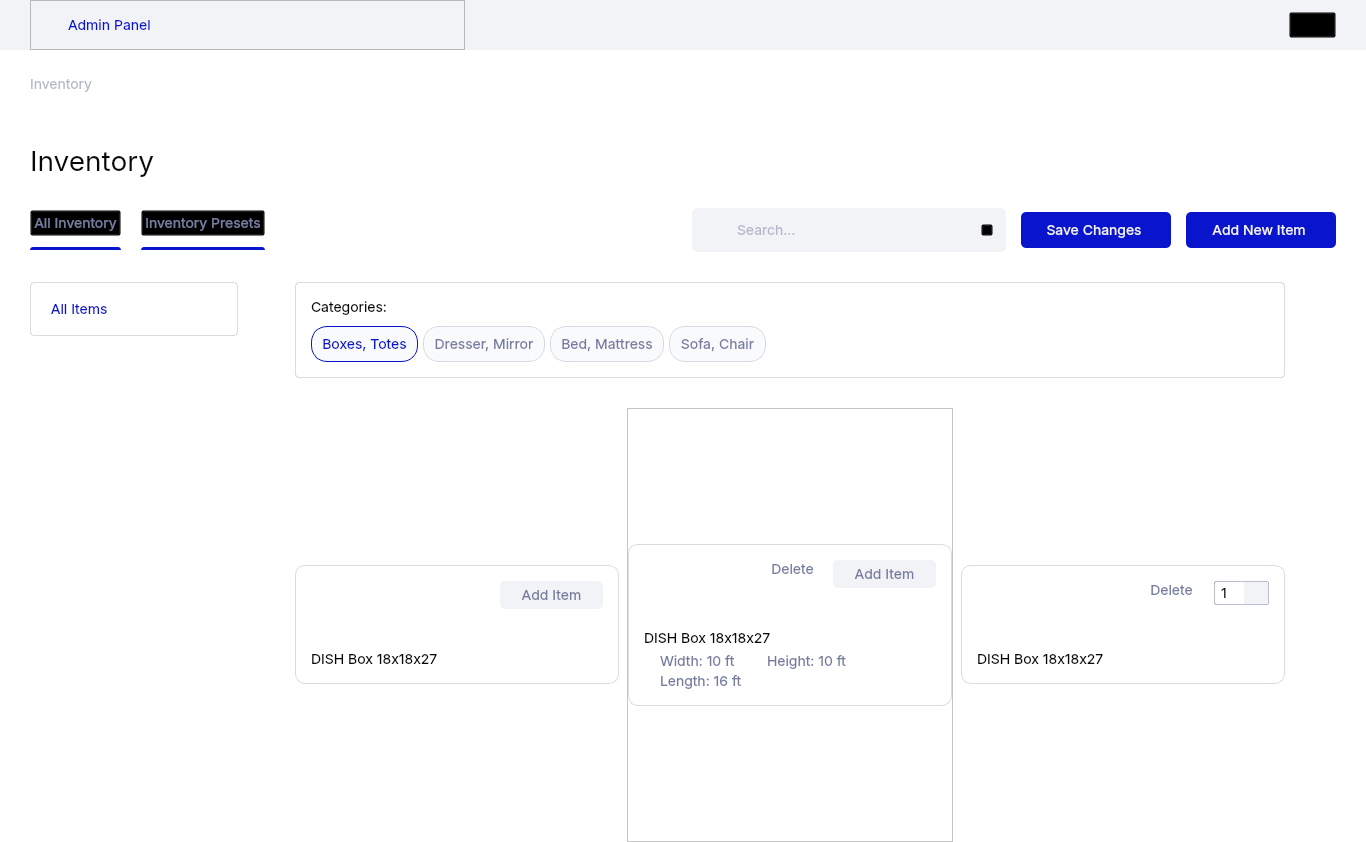
First picture: the form in resources/main_window.ui, repository dmitry-vokhmin/Moving_Calc_GUI, before the edit.
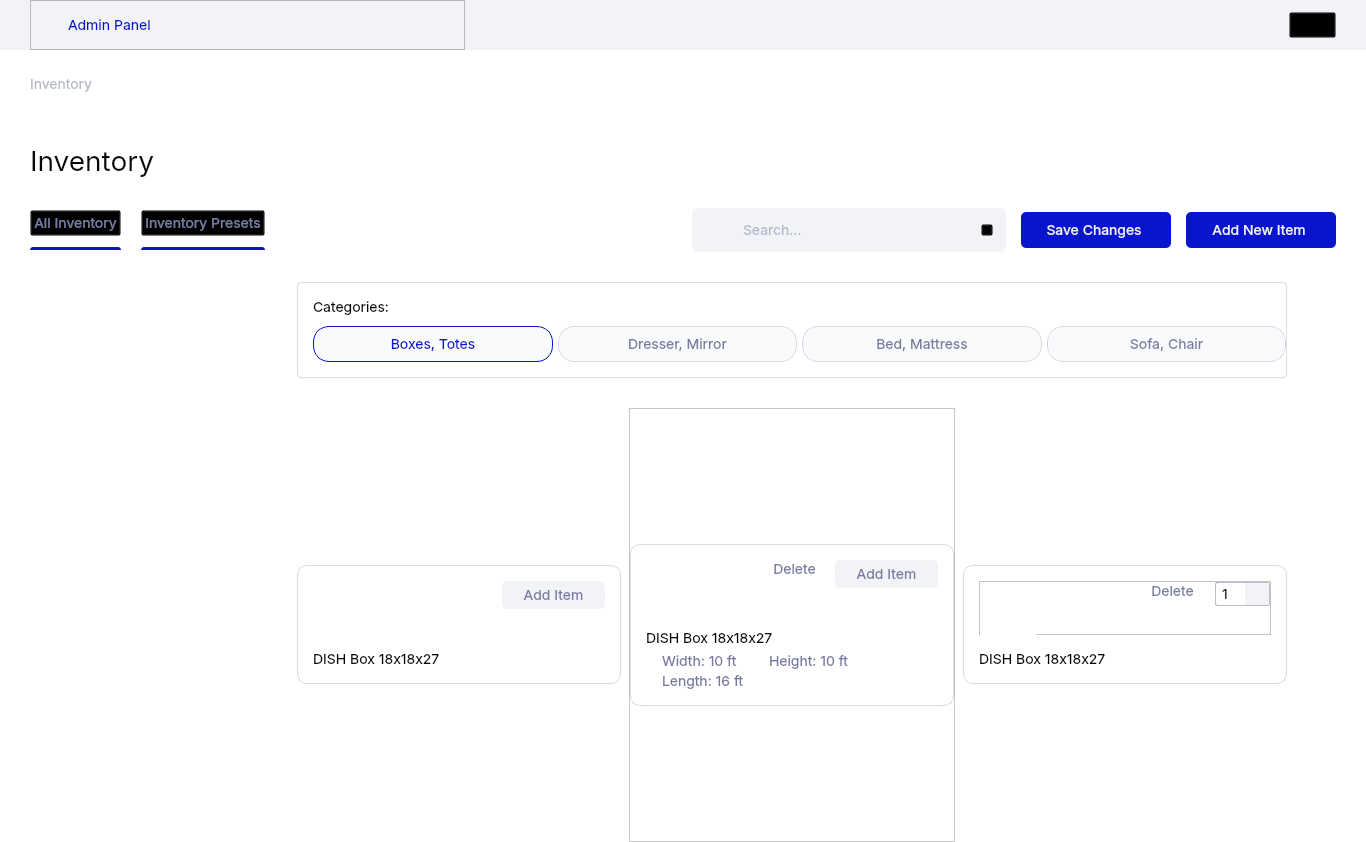
Second picture: the form after the edit. The open tabs and pages were chosen to show the change. Icons and pictures are not drawn.

Commit message: inventory page

Patch:
```diff
--- a/resources/main_window.ui
+++ b/resources/main_window.ui
@@ -5597,8 +5597,14 @@
                          <widget class="QLabel" name="inventory_search_label">
                           <property name="minimumSize">
                            <size>
-                            <width>18</width>
-                            <height>18</height>
+                            <width>24</width>
+                            <height>24</height>
+                           </size>
+                          </property>
+                          <property name="maximumSize">
+                           <size>
+                            <width>24</width>
+                            <height>24</height>
                            </size>
                           </property>
                           <property name="styleSheet">
@@ -5769,7 +5775,7 @@
                    <number>0</number>
                   </property>
                   <property name="rightMargin">
-                   <number>51</number>
+                   <number>49</number>
                   </property>
                   <property name="bottomMargin">
                    <number>0</number>
@@ -5788,6 +5794,11 @@
 
 QPushButton:hover {
 	border: 0.5px solid #0915CC;
+}
+
+QPushButton:checked {
+	border: 0.5px solid #0915CC;
+	background: #F9FAFB;
 }</string>
                     </property>
                     <property name="currentIndex">
@@ -6026,6 +6037,12 @@
                           </property>
                           <item>
                            <widget class="QFrame" name="inventory_preset_frame_2">
+                            <property name="minimumSize">
+                             <size>
+                              <width>217</width>
+                              <height>0</height>
+                             </size>
+                            </property>
                             <property name="frameShape">
                              <enum>QFrame::NoFrame</enum>
                             </property>
@@ -6072,40 +6089,6 @@
                                 <property name="bottomMargin">
                                  <number>0</number>
                                 </property>
-                                <item>
-                                 <widget class="QPushButton" name="pushButton">
-                                  <property name="minimumSize">
-                                   <size>
-                                    <width>208</width>
-                                    <height>54</height>
-                                   </size>
-                                  </property>
-                                  <property name="maximumSize">
-                                   <size>
-                                    <width>208</width>
-                                    <height>54</height>
-                                   </size>
-                                  </property>
-                                  <property name="cursor">
-                                   <cursorShape>PointingHandCursor</cursorShape>
-                                  </property>
-                                  <property name="styleSheet">
-                                   <string notr="true"/>
-                                  </property>
-                                  <property name="text">
-                                   <string>  All Items</string>
-                                  </property>
-                                  <property name="iconSize">
-                                   <size>
-                                    <width>20</width>
-                                    <height>20</height>
-                                   </size>
-                                  </property>
-                                  <property name="checkable">
-                                   <bool>true</bool>
-                                  </property>
-                                 </widget>
-                                </item>
                                </layout>
                               </widget>
                              </item>
@@ -6122,6 +6105,60 @@
                   </item>
                   <item>
                    <widget class="QFrame" name="inventory_content_frame">
+                    <property name="styleSheet">
+                     <string notr="true">QComboBox {
+	color: #070808;
+	font-size: 14px;
+	border: 0.5px solid rgba(117, 124, 159, 0.5);
+	border-radius: 2px;
+	padding-left: 6px;
+	padding-right: 15px;
+}
+
+QComboBox:hover {
+	border: 0.5px solid #0915CC;
+}
+
+QComboBox::down-arrow {
+    image: url(:/image/arrow_drop_down_inventory_default.svg);
+}
+
+QComboBox::down-arrow:hover{
+    image: url(:/image/arrow_drop_down_inventory_hover.svg);
+}
+
+QComboBox::drop-down {
+	background: #F2F3F6;
+	width: 24px;
+}
+
+
+QComboBox QAbstractItemView
+{
+	background: #F9FAFB;
+	padding-left: 7px;
+	padding-right: 7px;
+    border: 0.5px solid rgba(181, 184, 199, 0.5);
+	border-radius: 8px;
+	font-size: 14px;
+	outline: 0;
+}
+
+
+QComboBox QAbstractItemView::item { 
+	min-height: 20px;
+	padding-left: 15px;
+	background: #F9FAFB;
+	color: #070808;
+}
+
+QListView::item:selected { 
+	color: #0915CC; 
+	background-color: #F2F3F6; 
+	border-radius: 4px;
+}
+</string>
+                    </property>
                     <property name="frameShape">
                      <enum>QFrame::NoFrame</enum>
                     </property>
@@ -6156,6 +6193,35 @@
                         <string notr="true">.QFrame {
 	border: 0.5px solid rgba(181, 184, 199, 0.5);
 	border-radius: 4px;
+}
+
+QLabel {
+	color: #070808;
+	font-size: 14px;
+}
+
+QPushButton {
+	border: 0.5px solid rgba(181, 184, 199, 0.5);
+	border-radius: 16px;	
+	padding-left: 10px;
+	padding-right: 10px;
+	padding-top: 8px;
+	padding-bottom: 8px;
+	color: #757C9F;
+	font-size: 14px;
+	qproperty-icon: url(:/image/check_icon_default.svg);
+	icon-size: 18px, 18px;
+	background: #F9FAFB;
+}
+
+QPushButton:hover {
+	border: 0.5px solid #0915CC;
+	color: #0915CC;
+}
+
+QPushButton:checked {
+	border: 0.5px solid #0915CC;
+	color: #0915CC;
 }</string>
                        </property>
                        <property name="frameShape">
@@ -6183,44 +6249,20 @@
                         <item>
                          <widget class="QLabel" name="inventory_categor_label">
                           <property name="styleSheet">
-                           <string notr="true">color: #070808;
-font-size: 14px;</string>
+                           <string notr="true"/>
                           </property>
                           <property name="text">
                            <string>Categories:</string>
                           </property>
                          </widget>
                         </item>
-                        <item alignment="Qt::AlignLeft">
+                        <item>
                          <widget class="QFrame" name="inventory_categor_butt_frame">
                           <property name="styleSheet">
                            <string notr="true">QFrame {
 	border: none;
 }
-
-QPushButton {
-	border: 0.5px solid rgba(181, 184, 199, 0.5);
-	border-radius: 16px;	
-	padding-left: 10px;
-	padding-right: 10px;
-	padding-top: 8px;
-	padding-bottom: 8px;
-	color: #757C9F;
-	font-size: 14px;
-	qproperty-icon: url(:/image/check_icon_default.svg);
-	icon-size: 18px, 18px;
-	background: #F9FAFB;
-}
-
-QPushButton:hover {
-	border: 0.5px solid #0915CC;
-	color: #0915CC;
-}
-
-QPushButton:checked {
-	border: 0.5px solid #0915CC;
-	color: #0915CC;
-}</string>
+</string>
                           </property>
                           <property name="frameShape">
                            <enum>QFrame::NoFrame</enum>
@@ -6306,6 +6348,39 @@
                       </widget>
                      </item>
                      <item>
+                      <widget class="QScrollArea" name="inventory_content_scrollarea">
+                       <property name="frameShape">
+                        <enum>QFrame::NoFrame</enum>
+                       </property>
+                       <property name="widgetResizable">
+                        <bool>true</bool>
+                       </property>
+                       <widget class="QWidget" name="inventory_content_scroll_frame">
+                        <property name="geometry">
+                         <rect>
+                          <x>0</x>
+                          <y>0</y>
+                          <width>990</width>
+                          <height>437</height>
+                         </rect>
+                        </property>
+                        <layout class="QVBoxLayout" name="inventory_content_scroll_layout">
+                         <property name="spacing">
+                          <number>0</number>
+                         </property>
+                         <property name="leftMargin">
+                          <number>0</number>
+                         </property>
+                         <property name="topMargin">
+                          <number>0</number>
+                         </property>
+                         <property name="rightMargin">
+                          <number>0</number>
+                         </property>
+                         <property name="bottomMargin">
+                          <number>0</number>
+                         </property>
+                         <item>
                       <widget class="QFrame" name="inventory_content_clear_frame">
                        <property name="frameShape">
                         <enum>QFrame::NoFrame</enum>
@@ -6876,7 +6951,7 @@
                            </size>
                           </property>
                           <property name="styleSheet">
-                           <string notr="true">.QFrame {
+                               <string notr="true">#frame_21 {
 	border: 0.5px solid rgba(181, 184, 199, 0.5);
 	border-radius: 10px;
 }
@@ -6910,7 +6985,7 @@
                            <item>
                             <widget class="QFrame" name="frame_22">
                              <property name="styleSheet">
-                              <string notr="true">border: none;</string>
+                                  <string notr="true"/>
                              </property>
                              <property name="frameShape">
                               <enum>QFrame::StyledPanel</enum>
@@ -6918,7 +6993,7 @@
                              <property name="frameShadow">
                               <enum>QFrame::Raised</enum>
                              </property>
-                             <layout class="QHBoxLayout" name="horizontalLayout_11" stretch="0,1,0">
+                                 <layout class="QHBoxLayout" name="horizontalLayout_11" stretch="0,0,0">
                               <property name="spacing">
                                <number>17</number>
                               </property>
@@ -6966,6 +7041,7 @@
                                 </property>
                                 <property name="styleSheet">
                                  <string notr="true">QPushButton {
+	border:none;
 	background: transparent;
 	font-size: 14px;
 	color: #757C9F;
@@ -7005,58 +7081,7 @@
                                  <cursorShape>PointingHandCursor</cursorShape>
                                 </property>
                                 <property name="styleSheet">
-                                 <string notr="true">QComboBox {
-	color: #070808;
-	font-size: 14px;
-	border: 0.5px solid rgba(117, 124, 159, 0.5);
-	border-radius: 2px;
-	padding-left: 6px;
-	padding-right: 15px;
-}
-
-QComboBox:hover {
-	border: 0.5px solid #0915CC;
-}
-
-QComboBox::down-arrow {
-    image: url(:/image/arrow_drop_down_inventory_default.svg);
-}
-
-QComboBox::down-arrow:hover{
-    image: url(:/image/arrow_drop_down_inventory_hover.svg);
-}
-
-QComboBox::drop-down {
-	background: #F2F3F6;
-	width: 24px;
-}
-
-
-QComboBox QAbstractItemView
-{
-	background: #F9FAFB;
-	padding-left: 7px;
-	padding-right: 7px;
-    border: 0.5px solid rgba(181, 184, 199, 0.5);
-	border-radius: 8px;
-	font-size: 14px;
-	outline: 0;
-}
-
-
-QComboBox QAbstractItemView::item { 
-	min-height: 20px;
-	padding-left: 15px;
-	background: #F9FAFB;
-	color: #070808;
-}
-
-QListView::item:selected { 
-	color: #0915CC; 
-	background-color: #F2F3F6; 
-	border-radius: 4px;
-}
-</string>
+                                     <string notr="true"/>
                                 </property>
                                 <item>
                                  <property name="text">
@@ -7123,6 +7148,10 @@
                          </widget>
                         </item>
                        </layout>
+                          </widget>
+                         </item>
+                        </layout>
+                       </widget>
                       </widget>
                      </item>
                     </layout>
```
Left out of the diff: 48 changed lines with no effect on the pictures. Lines whose indentation alone changed are shown as unchanged. The commit also changes 25 other files.
